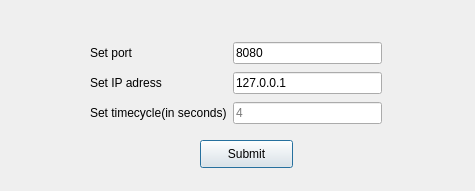
Qt form Client/SettingsWindow.ui (softlvcpp/Lv-490) before a commit.
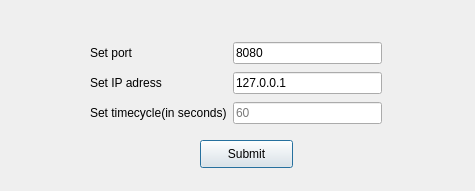
The same form after that commit.

Diff of the .ui file:
```diff
--- a/Client/SettingsWindow.ui
+++ b/Client/SettingsWindow.ui
@@ -83,7 +83,7 @@
        <string/>
       </property>
       <property name="text">
-       <string>4</string>
+       <string>60</string>
       </property>
      </widget>
     </item>
```
